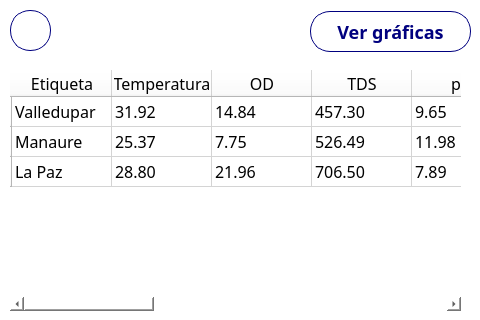
First picture: the form in src/views/Datos.ui, repository Giocerz/water_quality_rpi, before the edit.
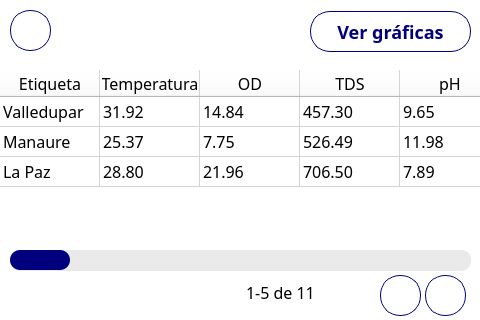
Second picture: the form after the edit.

Commit message:
add: battery ui in monitoring view and modified datatable controller pages.
add: loading popup with animation

The edit to the form file:
```diff
--- a/src/views/Datos.ui
+++ b/src/views/Datos.ui
@@ -36,21 +36,39 @@
    <widget class="QTableWidget" name="tableWidget">
     <property name="geometry">
      <rect>
-      <x>10</x>
+      <x>0</x>
       <y>70</y>
-      <width>451</width>
-      <height>241</height>
+      <width>481</width>
+      <height>181</height>
      </rect>
     </property>
     <property name="styleSheet">
      <string notr="true">font-size: 12pt;</string>
     </property>
+    <property name="horizontalScrollBarPolicy">
+     <enum>Qt::ScrollBarAlwaysOff</enum>
+    </property>
     <property name="editTriggers">
-     <set>QAbstractItemView::AnyKeyPressed|QAbstractItemView::EditKeyPressed</set>
+     <set>QAbstractItemView::NoEditTriggers</set>
+    </property>
+    <property name="selectionMode">
+     <enum>QAbstractItemView::NoSelection</enum>
+    </property>
+    <property name="showGrid">
+     <bool>true</bool>
+    </property>
+    <property name="gridStyle">
+     <enum>Qt::SolidLine</enum>
+    </property>
+    <property name="rowCount">
+     <number>3</number>
     </property>
     <property name="columnCount">
      <number>13</number>
     </property>
+    <attribute name="verticalHeaderVisible">
+     <bool>false</bool>
+    </attribute>
     <row>
      <property name="text">
       <string/>
@@ -227,6 +245,89 @@
      <string>Ver gráficas</string>
     </property>
    </widget>
+   <widget class="QSlider" name="horizontalSlider">
+    <property name="geometry">
+     <rect>
+      <x>10</x>
+      <y>250</y>
+      <width>461</width>
+      <height>21</height>
+     </rect>
+    </property>
+    <property name="styleSheet">
+     <string notr="true">QSlider::groove:horizontal{ 
+    background-color: rgb(234, 234, 234);
+    height: 20px;
+    border-radius: 10px;
+}
+
+QSlider::handle:horizontal { 
+    background-color: #00007f;
+    width: 60px;
+    height: 20px;
+    margin-left: 0px; 
+    margin-right: 0px;
+    border-radius: 10px;
+}
+
+QSlider{
+    background-color: rgb(234, 234, 234);
+    border-radius: 10px;
+}
+</string>
+    </property>
+    <property name="orientation">
+     <enum>Qt::Horizontal</enum>
+    </property>
+   </widget>
+   <widget class="QPushButton" name="nextPageBtn">
+    <property name="geometry">
+     <rect>
+      <x>425</x>
+      <y>275</y>
+      <width>41</width>
+      <height>41</height>
+     </rect>
+    </property>
+    <property name="styleSheet">
+     <string notr="true"/>
+    </property>
+    <property name="text">
+     <string/>
+    </property>
+   </widget>
+   <widget class="QPushButton" name="prevPageBtn">
+    <property name="geometry">
+     <rect>
+      <x>380</x>
+      <y>275</y>
+      <width>41</width>
+      <height>41</height>
+     </rect>
+    </property>
+    <property name="styleSheet">
+     <string notr="true"/>
+    </property>
+    <property name="text">
+     <string/>
+    </property>
+   </widget>
+   <widget class="QLabel" name="dataCountLbl">
+    <property name="geometry">
+     <rect>
+      <x>246</x>
+      <y>272</y>
+      <width>121</width>
+      <height>41</height>
+     </rect>
+    </property>
+    <property name="styleSheet">
+     <string notr="true">font-size: 12pt;</string>
+    </property>
+    <property name="text">
+     <string>1-5 de 11</string>
+    </property>
+   </widget>
   </widget>
  </widget>
  <resources/>
```
The commit also changes 23 other files.
